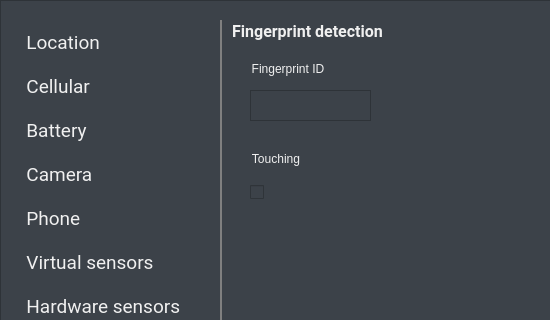
Old version of the form android/skin/qt/extended.ui in the repository vicamo/libandroid-emugl; both pictures show x 0 to 550 and y 0 to 320 of the 960 by 790 pixel window.
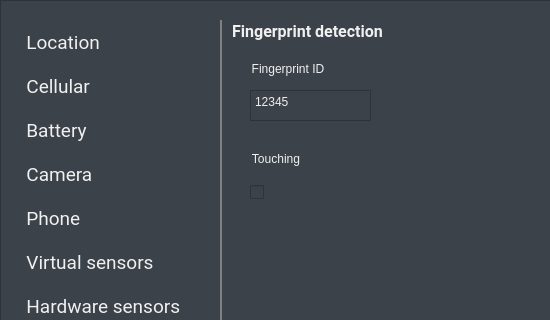
New version of the form. The open tabs and pages were chosen to show the change. Icons and pictures are not drawn.

The edit to the form file:
```diff
--- a/android/skin/qt/extended.ui
+++ b/android/skin/qt/extended.ui
@@ -1463,6 +1463,9 @@
      <property name="horizontalScrollBarPolicy">
       <enum>Qt::ScrollBarAlwaysOff</enum>
      </property>
+     <property name="plainText">
+      <string>12345</string>
+     </property>
     </widget>
     <widget class="QCheckBox" name="finger_touchCkBox">
      <property name="enabled">
```
Left out of the diff: 2 changed lines with no effect on the pictures.
